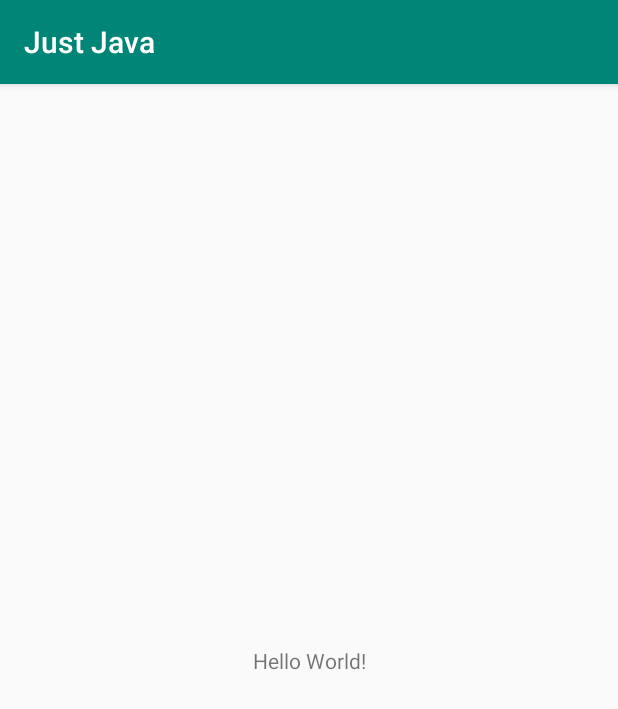
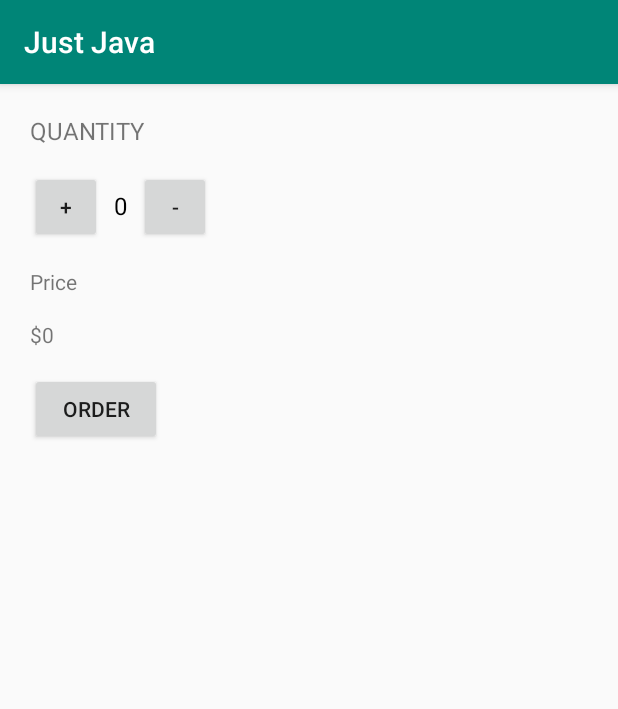
Before and after one commit to Bilal-eng/Just-Java-App, an Android app: the screen it shows after launch (MainActivity), on a phone screen of 412 x 824 dp. Shown: the top 709 px of the screen. Run offline under Robolectric (Android 15) with nearby library versions, the phone set to English and light mode, and no system bars.

Commit message:
add the final editing

```diff
--- a/app/src/main/java/com/example/justjava/MainActivity.java
+++ b/app/src/main/java/com/example/justjava/MainActivity.java
@@ -1,13 +1,74 @@
 package com.example.justjava;
 
+import android.os.Bundle;
 import android.support.v7.app.AppCompatActivity;
-import android.os.Bundle;
+import android.util.Log;
+import android.view.View;
+import android.widget.TextView;
 
+import java.text.NumberFormat;
+
+/**
+ * This app displays an order form to order coffee.
+ */
 public class MainActivity extends AppCompatActivity {
+
+    int quantity = 0;
 
     @Override
     protected void onCreate(Bundle savedInstanceState) {
         super.onCreate(savedInstanceState);
         setContentView(R.layout.activity_main);
     }
+
+    /**
+     * This method is called when the order button is clicked.
+     */
+    public void submitOrder(View view) {
+        int price = quantity * 5;
+        String priceMessage = "Total: $" + price + "\nThank you!";
+        displayMessage(priceMessage);
+    }
+
+    // Increment Function
+    public void increment(View view) {
+        if(quantity == 100) {
+            return;
+        }
+        quantity++;
+        display(quantity);
+    }
+
+    // Decrement Function
+    public void decrement(View view) {
+        if(quantity == 0) {
+            return;
+        }
+        quantity--;
+        display(quantity);
+    }
+
+    /**
+     * This method displays the given quantity value on the screen.
+     */
+    private void display(int number) {
+        TextView quantityTextView = (TextView) findViewById(R.id.quantity_text_view);
+        quantityTextView.setText("" + number);
+    }
+
+    /**
+     * This method displays the given price on the screen.
+     */
+    private void displayPrice(int number) {
+        TextView priceTextView = (TextView) findViewById(R.id.price_text_view);
+        priceTextView.setText(NumberFormat.getCurrencyInstance().format(number));
+    }
+
+    /**
+     * This method displays the given text on the screen.
+     */
+    private void displayMessage(String message) {
+        TextView priceTextView = (TextView) findViewById(R.id.price_text_view);
+        priceTextView.setText(message);
+    }
 }
--- a/app/src/main/res/layout/activity_main.xml
+++ b/app/src/main/res/layout/activity_main.xml
@@ -1,18 +1,69 @@
 <?xml version="1.0" encoding="utf-8"?>
-<android.support.constraint.ConstraintLayout xmlns:android="http://schemas.android.com/apk/res/android"
+<LinearLayout xmlns:android="http://schemas.android.com/apk/res/android"
     xmlns:app="http://schemas.android.com/apk/res-auto"
     xmlns:tools="http://schemas.android.com/tools"
     android:layout_width="match_parent"
     android:layout_height="match_parent"
+    android:orientation="vertical"
+    android:padding="20dp"
     tools:context=".MainActivity">
 
     <TextView
         android:layout_width="wrap_content"
         android:layout_height="wrap_content"
-        android:text="Hello World!"
-        app:layout_constraintBottom_toBottomOf="parent"
-        app:layout_constraintLeft_toLeftOf="parent"
-        app:layout_constraintRight_toRightOf="parent"
-        app:layout_constraintTop_toTopOf="parent" />
+        android:text="@string/quantity"
+        android:textAllCaps="true"
+        android:textSize="16sp"
+        android:layout_marginBottom="16dp"/>
 
-</android.support.constraint.ConstraintLayout>
+    <LinearLayout
+        android:layout_width="wrap_content"
+        android:layout_height="wrap_content"
+        android:layout_marginBottom="16dp">
+
+        <Button
+            android:layout_width="48dp"
+            android:layout_height="48dp"
+            android:text="@string/plus"
+            android:onClick="increment"/>
+
+        <TextView
+            android:id="@+id/quantity_text_view"
+            android:layout_width="wrap_content"
+            android:layout_height="wrap_content"
+            android:text="@string/Zero"
+            android:textSize="16sp"
+            android:textColor="@android:color/black"
+            android:paddingLeft="8dp"
+            android:paddingRight="8dp"/>
+
+        <Button
+            android:layout_width="48dp"
+            android:layout_height="48dp"
+            android:text="@string/minus"
+            android:onClick="decrement"/>
+
+    </LinearLayout>
+
+    <TextView
+        android:layout_width="wrap_content"
+        android:layout_height="wrap_content"
+        android:text="@string/price"
+        android:layout_marginBottom="16dp"/>
+
+    <TextView
+        android:id="@+id/price_text_view"
+        android:layout_width="wrap_content"
+        android:layout_height="wrap_content"
+        android:text="@string/zeroDollar"
+        android:layout_marginBottom="16dp"/>
+
+    <Button
+        android:layout_width="wrap_content"
+        android:layout_height="wrap_content"
+        android:text="@string/order"
+        android:textAllCaps="true"
+        android:onClick="submitOrder"/>
+
+
+</LinearLayout>
--- a/app/src/main/res/values/strings.xml
+++ b/app/src/main/res/values/strings.xml
@@ -1,3 +1,10 @@
 <resources>
     <string name="app_name">Just Java</string>
+    <string name="quantity">Quantity</string>
+    <string name="Zero">0</string>
+    <string name="order">Order</string>
+    <string name="price">Price</string>
+    <string name="zeroDollar">$0</string>
+    <string name="plus">+</string>
+    <string name="minus">-</string>
 </resources>
```
